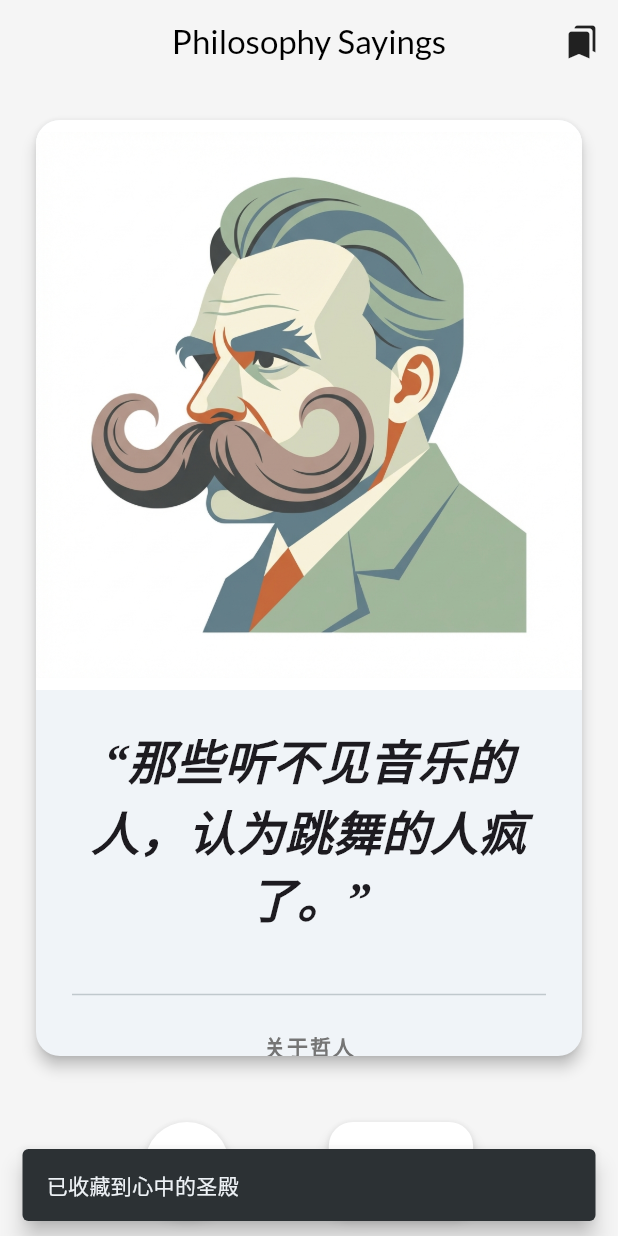
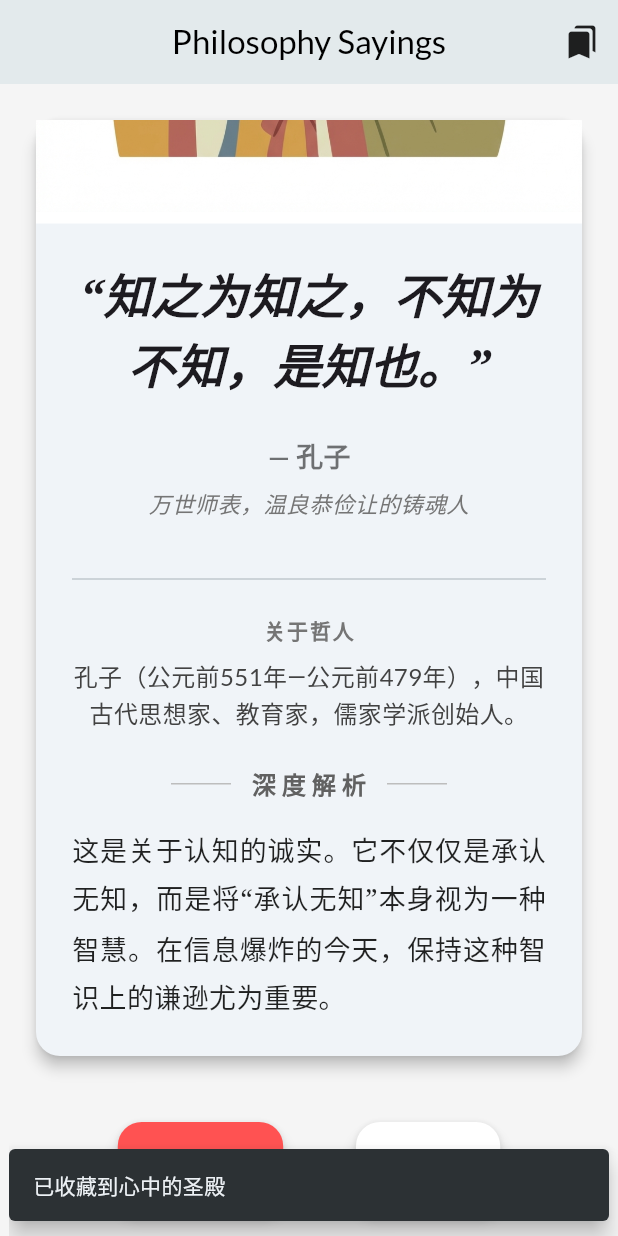
Before and after one commit to Sparkle6979/PhilosophySayings, a Flutter app: the screen it shows after launch, scrolled down 311 dp, after a tap on "共鸣", on a phone screen of 412 x 824 dp. Run offline on Flutter 3.47's test engine with Material 3 defaults, Android fonts, the phone set to English and light mode, and no system bars; our stand-ins replace google_fonts, sqflite; accounts and stored records are empty.

Commit message:
feat: Implement local database, expand assets, and add philosopher taglines

```diff
--- a/lib/models/quote.dart
+++ b/lib/models/quote.dart
@@ -1,6 +1,7 @@
 class Quote {
   final String text;
   final String author;
+  final String? tagline; // 新增：哲人的一句话形容
   final String explanation; // Agent 提供的"深层批注"
   final String? imageUrl; // 哲学家的图片 URL 或 Asset 路径
   final String? bio; // 哲学家生平简介
@@ -8,6 +9,7 @@ class Quote {
   Quote({
     required this.text,
     required this.author,
+    this.tagline,
     required this.explanation,
     this.imageUrl,
     this.bio,
@@ -19,6 +21,7 @@ class Quote {
     return Quote(
       text: json['text'] ?? '',
       author: json['author'] ?? 'Unknown',
+      tagline: json['tagline'],
       explanation: json['explanation'] ?? '',
       imageUrl: json['imageUrl'],
       bio: json['bio'],
@@ -29,6 +32,7 @@ class Quote {
     return {
       'text': text,
       'author': author,
+      'tagline': tagline,
       'explanation': explanation,
       'imageUrl': imageUrl,
       'bio': bio,
--- /dev/null
+++ b/lib/services/database_helper.dart
@@ -0,0 +1,94 @@
+import 'package:sqflite/sqflite.dart';
+import 'package:path/path.dart';
+import '../models/quote.dart';
+
+class DatabaseHelper {
+  static final DatabaseHelper _instance = DatabaseHelper._internal();
+  static Database? _database;
+
+  factory DatabaseHelper() => _instance;
+
+  DatabaseHelper._internal();
+
+  /// 获取数据库实例，如果不存在则初始化
+  Future<Database> get database async {
+    if (_database != null) return _database!;
+    _database = await _initDatabase();
+    return _database!;
+  }
+
+  /// 初始化数据库: 设置路径、版本、创建表
+  Future<Database> _initDatabase() async {
+    final dbPath = await getDatabasesPath();
+    final path = join(dbPath, 'favorites.db');
+
+    return await openDatabase(
+      path,
+      version: 2, // 升级版本号
+      onCreate: _onCreate,
+      onUpgrade: _onUpgrade,
+    );
+  }
+
+  /// 首次创建数据库时执行 SQL 建表
+  Future<void> _onCreate(Database db, int version) async {
+    await db.execute('''
+      CREATE TABLE favorites(
+        id TEXT PRIMARY KEY,
+        text TEXT,
+        author TEXT,
+        tagline TEXT,
+        explanation TEXT,
+        imageUrl TEXT,
+        bio TEXT,
+        timestamp INTEGER
+      )
+    ''');
+  }
+
+  /// 数据库升级逻辑
+  Future<void> _onUpgrade(Database db, int oldVersion, int newVersion) async {
+    if (oldVersion < 2) {
+      await db.execute('ALTER TABLE favorites ADD COLUMN tagline TEXT');
+    }
+  }
+
+  // --- CRUD Operations ---
+
+  /// 插入金句
+  Future<int> insertQuote(Quote quote) async {
+    final db = await database;
+    // 使用 uuid 或 text 的哈希作为 ID
+    final id = quote.text.hashCode.toString();
+    final data = quote.toJson();
+    data['id'] = id;
+    data['timestamp'] = DateTime.now().millisecondsSinceEpoch;
+
+    // ConflictAlgorithm.replace: 如果 ID 重复则覆盖
+    return await db.insert(
+      'favorites',
+      data,
+      conflictAlgorithm: ConflictAlgorithm.replace,
+    );
+  }
+
+  /// 删除金句
+  Future<int> deleteQuote(String text) async {
+    final db = await database;
+    final id = text.hashCode.toString();
+    return await db.delete('favorites', where: 'id = ?', whereArgs: [id]);
+  }
+
+  /// 获取所有收藏
+  Future<List<Quote>> getFavorites() async {
+    final db = await database;
+    final List<Map<String, dynamic>> maps = await db.query(
+      'favorites',
+      orderBy: "timestamp DESC", // 按时间倒序
+    );
+
+    return List.generate(maps.length, (i) {
+      return Quote.fromJson(maps[i]);
+    });
+  }
+}
--- a/lib/services/favorites_service.dart
+++ b/lib/services/favorites_service.dart
@@ -1,29 +1,50 @@
 import 'package:flutter/foundation.dart';
 import '../models/quote.dart';
+import 'database_helper.dart';
 
 class FavoritesService extends ChangeNotifier {
-  // Singleton pattern
   static final FavoritesService _instance = FavoritesService._internal();
   factory FavoritesService() => _instance;
-  FavoritesService._internal();
 
-  final List<Quote> _favorites = [];
-
-  List<Quote> get favorites => List.unmodifiable(_favorites);
-
-  void add(Quote quote) {
-    if (!_favorites.contains(quote)) {
-      _favorites.add(quote);
-      notifyListeners();
-    }
+  FavoritesService._internal() {
+    _init();
   }
 
-  void remove(Quote quote) {
-    _favorites.remove(quote);
+  List<Quote> _favorites = []; // 内存缓存，用于快速 UI 构建
+  final DatabaseHelper _dbHelper = DatabaseHelper();
+
+  List<Quote> get favorites => _favorites;
+
+  /// 初始化：从数据库加载数据
+  Future<void> _init() async {
+    _favorites = await _dbHelper.getFavorites();
     notifyListeners();
   }
 
+  /// 添加收藏
+  Future<void> add(Quote quote) async {
+    if (isFavorite(quote)) return;
+
+    // 1. 存入数据库
+    await _dbHelper.insertQuote(quote);
+
+    // 2. 更新内存缓存 (加到头部)
+    _favorites.insert(0, quote);
+    notifyListeners();
+  }
+
+  /// 移除收藏
+  Future<void> remove(Quote quote) async {
+    // 1. 从数据库移除
+    await _dbHelper.deleteQuote(quote.text);
+
+    // 2. 更新内存缓存
+    _favorites.removeWhere((item) => item.text == quote.text);
+    notifyListeners();
+  }
+
+  /// 检查是否收藏
   bool isFavorite(Quote quote) {
-    return _favorites.contains(quote);
+    return _favorites.any((item) => item.text == quote.text);
   }
 }
--- a/lib/services/llm_service.dart
+++ b/lib/services/llm_service.dart
@@ -4,28 +4,83 @@ import '../models/quote.dart';
 // Service Layer: 负责所有的数据获取
 // 这里我们先用 Mock 数据来测试 UI，之后会替换成真实的 HTTP 请求
 class LLMService {
+  // TODO: Replace with your actual implementation or environment variables
+  static const String _apiKey = 'YOUR_API_KEY_HERE';
+  static const String _baseUrl =
+      'https://api.openai.com/v1'; // Or DeepSeek/Gemini URL
+
   // 模拟一个网络延迟
   Future<Quote> fetchRandomQuote() async {
+    // 如果没有配置 Key，使用 Mock 数据
+    if (_apiKey == 'YOUR_API_KEY_HERE' || _apiKey.isEmpty) {
+      return _fetchMockQuote();
+    }
+
+    try {
+      // 真实 HTTP 请求代码骨架 (Generic Skeleton)
+      /*
+      final response = await http.post(
+        Uri.parse('$_baseUrl/chat/completions'),
+        headers: {
+          'Content-Type': 'application/json',
+          'Authorization': 'Bearer $_apiKey',
+        },
+        body: jsonEncode({
+          'model': 'gpt-3.5-turbo', // or deepseek-chat
+          'messages': [
+            {
+              'role': 'system',
+              'content': 'You are a profound philosopher. Output strict JSON.',
+            },
+            // ... prompt logic
+          ],
+          'response_format': {'type': 'json_object'},
+        }),
+      );
+
+      if (response.statusCode == 200) {
+        // Parse JSON and return Quote
+      }
+      */
+
+      // 暂时 Fallback 到 Mock
+      return _fetchMockQuote();
+    } catch (e) {
+      print('Error fetching quote: $e');
+      return _fetchMockQuote();
+    }
+  }
+
+  Future<Quote> _fetchMockQuote() async {
     await Future.delayed(const Duration(milliseconds: 800));
 
-    // 这里模拟 LLM 返回的 JSON 结构
-    // 在真实 Agent 开发中，我们会 Prompt LLM 返回这种标准格式
     final mockData = [
       {
         "text": "那些听不见音乐的人，认为跳舞的人疯了。",
         "author": "尼采",
+        "tagline": "手拿锤子在悬崖边起舞的反叛者",
         "bio": "弗里德里希·尼采（1844-1900），德国哲学家，主要探讨权力意志、超人学说。",
         "explanation":
             "这句话常常用来比喻那些因为缺乏理解（听不见音乐）而对他人行为（跳舞）产生误解和偏见的人。在尼采看来，只有通过深刻的生命体验，才能理解“酒神精神”般的狂醉与释放。",
-        "imageUrl": "assets/images/nietzsche.png",
+        "imageUrl": "assets/images/nietzsche_0.png",
       },
       {
         "text": "知之为知之，不知为不知，是知也。",
         "author": "孔子",
+        "tagline": "万世师表，温良恭俭让的铸魂人",
         "bio": "孔子（公元前551年―公元前479年），中国古代思想家、教育家，儒家学派创始人。",
         "explanation":
             "这是关于认知的诚实。它不仅仅是承认无知，而是将“承认无知”本身视为一种智慧。在信息爆炸的今天，保持这种智识上的谦逊尤为重要。",
-        "imageUrl": "assets/images/confucius.png",
+        "imageUrl": "assets/images/confucius_0.png",
+      },
+      {
+        "text": "语言是存在的家。",
+        "author": "马丁·海德格尔",
+        "tagline": "在黑森林里守望存在的牧羊人",
+        "bio": "马丁·海德格尔（1889-1976），德国哲学家，20世纪存在主义哲学的代表人物。",
+        "explanation":
+            "这句话揭示了语言与存在之间深刻的本体论关系。人以语言为家，在语言中栖居；通过语言，人得以触碰和理解存在的真理。语言不仅仅是工具，更是我们构建和理解世界的根基。",
+        "imageUrl": "assets/images/heidegger_0.png",
       },
     ];
 
@@ -36,7 +91,6 @@ class LLMService {
     final resolvedImage = _resolveImageUrl(authorName);
 
     // 更新 randomItem 中的 imageUrl
-    // 注意：这里我们创建一个新的 Map，因为 randomItem 可能是不可变的（取决于实现）
     final itemWithImage = Map<String, dynamic>.from(randomItem);
     itemWithImage['imageUrl'] = resolvedImage;
 
@@ -47,31 +101,53 @@ class LLMService {
   String? _resolveImageUrl(String authorName) {
     final normalizedName = authorName.toLowerCase().trim();
 
-    // 映射规则表: multiline inputs match a single asset
-    // 格式: (Keywords List, Asset Path)
+    // 映射规则表: multiline inputs match a LIST of assets
+    // 格式: (Keywords List, Assets List)
     final rules = [
       (
         keywords: ['nietzsche', '尼采', 'friedrich'],
-        asset: 'assets/images/nietzsche.png',
+        assets: [
+          'assets/images/nietzsche_0.png',
+          'assets/images/nietzsche_1.png',
+          'assets/images/nietzsche_2.png',
+        ],
       ),
       (
         keywords: ['confucius', '孔子', 'kongzi', 'kong'],
-        asset: 'assets/images/confucius.png',
+        assets: [
+          'assets/images/confucius_0.png',
+          'assets/images/confucius_1.png',
+          'assets/images/confucius_2.png',
+        ],
       ),
-      (keywords: ['plato', '柏拉图'], asset: 'assets/images/plato.png'),
-      (keywords: ['socrates', '苏格拉底'], asset: 'assets/images/socrates.png'),
-      (keywords: ['aristotle', '亚里士多德'], asset: 'assets/images/aristotle.png'),
+      (
+        keywords: ['heidegger', '海德格尔', 'martin'],
+        assets: [
+          'assets/images/heidegger_0.png',
+          'assets/images/heidegger_1.png',
+          'assets/images/heidegger_2.png',
+        ],
+      ),
+      // 单张图的我们也转为 List 处理，保持一致性
+      (keywords: ['plato', '柏拉图'], assets: ['assets/images/plato.png']),
+      (keywords: ['socrates', '苏格拉底'], assets: ['assets/images/socrates.png']),
+      (
+        keywords: ['aristotle', '亚里士多德'],
+        assets: ['assets/images/aristotle.png'],
+      ),
     ];
 
     for (final rule in rules) {
       for (final keyword in rule.keywords) {
         if (normalizedName.contains(keyword)) {
-          return rule.asset;
+          // 随机返回一张图片
+          final assets = rule.assets;
+          return assets[Random().nextInt(assets.length)];
         }
       }
     }
 
-    // 默认回退 (如果没有匹配到任何特定的哲学家，可以返回 null 或通用图)
-    return null; // QuoteCard 会处理 null Case，显示默认 Icon
+    // 默认回退
+    return null;
   }
 }
--- a/lib/ui/pages/favorites_page.dart
+++ b/lib/ui/pages/favorites_page.dart
@@ -65,13 +65,14 @@ class FavoritesPage extends StatelessWidget {
                 ),
                 onDismissed: (direction) {
                   favoritesService.remove(quote);
+                  ScaffoldMessenger.of(context).clearSnackBars();
                   ScaffoldMessenger.of(context).showSnackBar(
                     SnackBar(
+                      behavior:
+                          SnackBarBehavior.floating, // 悬浮样式，避免被底部遮挡或产生交互冲突
+                      width: 400, // 限制宽度，更像一个 Toast
                       content: Text("已移除: ${quote.author}"),
-                      action: SnackBarAction(
-                        label: "撤销",
-                        onPressed: () => favoritesService.add(quote),
-                      ),
+                      duration: const Duration(seconds: 2),
                     ),
                   );
                 },
@@ -94,18 +95,48 @@ class FavoritesPage extends StatelessWidget {
                     ),
                     subtitle: Padding(
                       padding: const EdgeInsets.only(top: 8.0),
-                      child: Text(
+                      child: Column(
+                        crossAxisAlignment: CrossAxisAlignment.start,
+                        children: [
+                          Text(
                             "— ${quote.author}",
                             style: TextStyle(
                               color: Colors.grey[600],
                               fontWeight: FontWeight.w500,
                             ),
                           ),
+                          if (quote.tagline != null) ...[
+                            const SizedBox(height: 4),
+                            Text(
+                              quote.tagline!,
+                              style: TextStyle(
+                                fontSize: 13,
+                                fontStyle: FontStyle.italic,
+                                color: Colors.grey[500],
                               ),
-                    trailing: const Icon(
-                      Icons.arrow_forward_ios,
-                      size: 14,
+                            ),
+                          ],
+                        ],
+                      ),
+                    ),
+                    trailing: IconButton(
+                      icon: const Icon(
+                        Icons.delete_outline,
                         color: Colors.grey,
+                      ),
+                      onPressed: () {
+                        // 显示确认对话框或直接删除
+                        favoritesService.remove(quote);
+                        ScaffoldMessenger.of(context).clearSnackBars();
+                        ScaffoldMessenger.of(context).showSnackBar(
+                          SnackBar(
+                            behavior: SnackBarBehavior.floating,
+                            width: 400,
+                            content: Text("已移除: ${quote.author}"),
+                            duration: const Duration(seconds: 2),
+                          ),
+                        );
+                      },
                     ),
                     onTap: () {
                       // Optionally show full details dialog
@@ -165,6 +196,17 @@ class FavoritesPage extends StatelessWidget {
                   fontWeight: FontWeight.w500,
                 ),
               ),
+              if (quote.tagline != null) ...[
+                const SizedBox(height: 8),
+                Text(
+                  quote.tagline!,
+                  style: GoogleFonts.notoSerif(
+                    fontSize: 16,
+                    fontStyle: FontStyle.italic,
+                    color: Colors.grey[600],
+                  ),
+                ),
+              ],
               const Divider(height: 40),
               if (quote.explanation.isNotEmpty) ...[
                 Text(
--- a/lib/ui/pages/home_page.dart
+++ b/lib/ui/pages/home_page.dart
@@ -93,47 +93,71 @@ class _HomePageState extends State<HomePage> {
                       vertical: 20,
                       horizontal: 30,
                     ),
-                    child: Row(
-                      mainAxisAlignment:
-                          MainAxisAlignment.spaceEvenly, // 均匀分布，明确左右
+                    child: ListenableBuilder(
+                      listenable: FavoritesService(),
+                      builder: (context, _) {
+                        final isFav = FavoritesService().isFavorite(
+                          snapshot.data!,
+                        );
+                        return Row(
+                          mainAxisAlignment: MainAxisAlignment.spaceEvenly,
                           children: [
-                        // 左侧：略过按钮 (Pass) - 保持简洁，灰色调
-                        FloatingActionButton(
-                          heroTag: "pass",
-                          onPressed: _loadNewQuote,
-                          backgroundColor: Colors.white,
-                          foregroundColor: Colors.grey,
-                          elevation: 4,
-                          shape: const CircleBorder(),
-                          child: const Icon(Icons.close, size: 28),
-                        ),
-
-                        // 右侧：共鸣按钮 (Like) - 改为柔和的白色背景 + 红色图标，避免黑色突兀感
+                            // 左侧：共鸣按钮 (Resonate)
                             FloatingActionButton.extended(
                               heroTag: "like",
                               onPressed: () {
-                            // 保存到收藏
+                                if (isFav) {
+                                  // 已收藏 -> 取消收藏
+                                  FavoritesService().remove(snapshot.data!);
+                                } else {
+                                  // 未收藏 -> 添加收藏
                                   FavoritesService().add(snapshot.data!);
-
                                   ScaffoldMessenger.of(context).showSnackBar(
                                     const SnackBar(
                                       content: Text("已收藏到心中的圣殿"),
                                       duration: Duration(milliseconds: 1500),
-                                behavior: SnackBarBehavior.floating, // 悬浮样式更现代
+                                      behavior: SnackBarBehavior.floating,
+                                      width: 400,
                                     ),
                                   );
-                            _loadNewQuote(); // 喜欢后也跳到下一个
+                                }
                               },
+                              backgroundColor: isFav
+                                  ? Colors.redAccent
+                                  : Colors.white,
+                              foregroundColor: isFav
+                                  ? Colors.white
+                                  : Colors.redAccent,
+                              elevation: 4,
+                              icon: Icon(
+                                isFav
+                                    ? Icons.favorite
+                                    : Icons.favorite_border_rounded,
+                              ),
+                              label: Text(
+                                isFav ? "已共鸣" : "共鸣",
+                                style: const TextStyle(
+                                  fontWeight: FontWeight.bold,
+                                ),
+                              ),
+                            ),
+
+                            // 右侧：再探索按钮 (Explore)
+                            FloatingActionButton.extended(
+                              heroTag: "explore",
+                              onPressed: _loadNewQuote,
                               backgroundColor: Colors.white,
-                          foregroundColor: Colors.redAccent, // 图标和文字颜色
+                              foregroundColor: Colors.black87,
                               elevation: 4,
-                          icon: const Icon(Icons.favorite_rounded),
+                              icon: const Icon(Icons.explore_outlined),
                               label: const Text(
-                            "共鸣",
+                                "寻觅",
                                 style: TextStyle(fontWeight: FontWeight.bold),
                               ),
                             ),
                           ],
+                        );
+                      },
                     ),
                   ),
                 ],
--- a/lib/ui/widgets/quote_card.dart
+++ b/lib/ui/widgets/quote_card.dart
@@ -74,6 +74,33 @@ class QuoteCard extends StatelessWidget {
                       fontStyle: FontStyle.italic,
                     ),
                   ),
+                  const SizedBox(height: 24),
+
+                  // 作者名
+                  Text(
+                    "— ${quote.author}",
+                    style: const TextStyle(
+                      fontSize: 18,
+                      fontWeight: FontWeight.bold,
+                      color: Colors.black54,
+                    ),
+                  ),
+
+                  // Tagline (新建)
+                  if (quote.tagline != null) ...[
+                    const SizedBox(height: 8),
+                    Text(
+                      quote.tagline!,
+                      textAlign: TextAlign.center,
+                      style: GoogleFonts.notoSerif(
+                        fontSize: 15,
+                        fontStyle: FontStyle.italic,
+                        color: Colors.grey[600],
+                        fontWeight: FontWeight.w500,
+                      ),
+                    ),
+                  ],
+
                   const SizedBox(height: 32),
 
                   // 3. 分割线
--- a/pubspec.yaml
+++ b/pubspec.yaml
@@ -39,6 +39,7 @@ dependencies:
   http: ^1.6.0
   sqflite: ^2.4.2
   path: ^1.9.1
+  shared_preferences: ^2.5.4
 
 dev_dependencies:
   flutter_test:
```
Also changed, not shown: assets/images/confucius_0.png (renamed from assets/images/confucius.png), assets/images/confucius_1.png (added), assets/images/confucius_2.png (added), assets/images/heidegger_0.png (added), assets/images/heidegger_1.png (added), assets/images/heidegger_2.png (added), assets/images/nietzsche_0.png (renamed from assets/images/nietzsche.png), assets/images/nietzsche_1.png (added), assets/images/nietzsche_2.png (added), pubspec.lock, 2 other files. Lines whose indentation alone changed are shown as unchanged.
